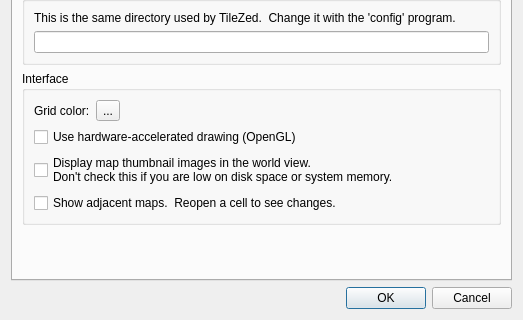
Old version of the form src/editor/preferencesdialog.ui in the repository timbaker/pzworlded; both pictures show x 0 to 523 and y 153 to 473 of the 523 by 473 pixel window.
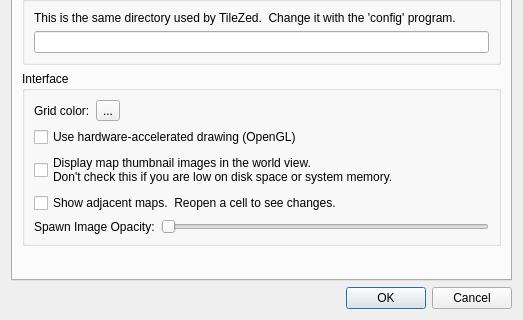
New version of the form. Custom widgets are drawn as their Qt base class.

Commit message: Added display of the zombie-spawn image in the world view.

What changed in the file:
```diff
--- a/src/editor/preferencesdialog.ui
+++ b/src/editor/preferencesdialog.ui
@@ -171,6 +171,33 @@
             </property>
            </widget>
           </item>
+          <item>
+           <layout class="QHBoxLayout" name="horizontalLayout">
+            <item>
+             <widget class="QLabel" name="label_4">
+              <property name="text">
+               <string>Spawn Image Opacity:</string>
+              </property>
+             </widget>
+            </item>
+            <item>
+             <widget class="QSlider" name="zombieSpawnImageOpacity">
+              <property name="maximum">
+               <number>100</number>
+              </property>
+              <property name="singleStep">
+               <number>10</number>
+              </property>
+              <property name="orientation">
+               <enum>Qt::Horizontal</enum>
+              </property>
+              <property name="tickInterval">
+               <number>0</number>
+              </property>
+             </widget>
+            </item>
+           </layout>
+          </item>
          </layout>
         </widget>
        </item>
```
The commit also changes 9 other files.
